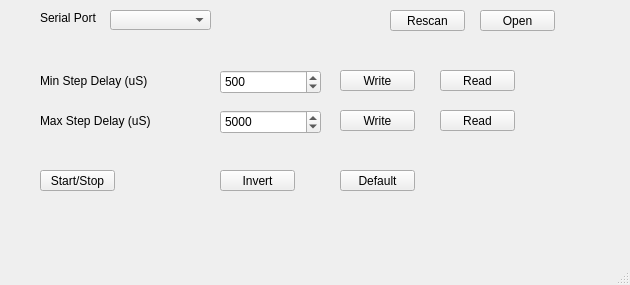
The window that Maintenance/src/MaintenanceGui.ui (alexfoglia1/StepperDriverController) describes before a commit, drawn with Qt 5.
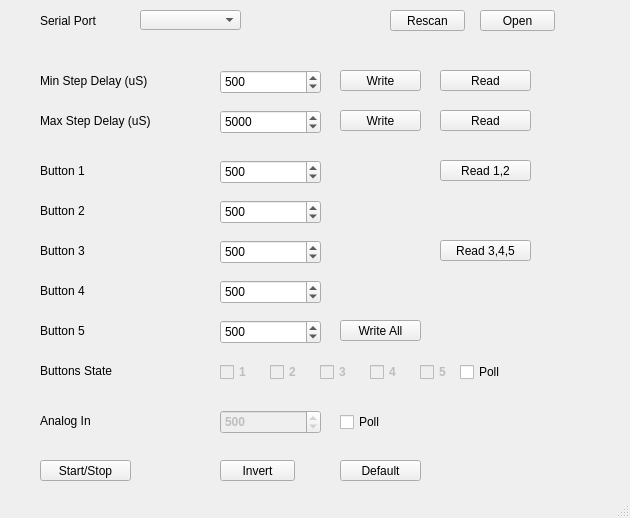
The same window after the commit.

Commit message: Vers. 1.1-b : enhanced maintenance and eeprom parameters to deal with both matrix board and production board

Patch:
```diff
--- a/Maintenance/src/MaintenanceGui.ui
+++ b/Maintenance/src/MaintenanceGui.ui
@@ -10,7 +10,7 @@
     <x>0</x>
     <y>0</y>
     <width>630</width>
-    <height>285</height>
+    <height>518</height>
    </rect>
   </property>
   <property name="windowTitle">
@@ -33,7 +33,7 @@
    <widget class="QComboBox" name="comboSelPort">
     <property name="geometry">
      <rect>
-      <x>110</x>
+      <x>140</x>
       <y>10</y>
       <width>101</width>
       <height>20</height>
@@ -45,8 +45,8 @@
      <rect>
       <x>40</x>
       <y>10</y>
-      <width>61</width>
-      <height>16</height>
+      <width>81</width>
+      <height>21</height>
      </rect>
     </property>
     <property name="text">
@@ -90,7 +90,7 @@
      <rect>
       <x>40</x>
       <y>70</y>
-      <width>121</width>
+      <width>141</width>
       <height>21</height>
      </rect>
     </property>
@@ -122,7 +122,7 @@
      <rect>
       <x>40</x>
       <y>110</y>
-      <width>121</width>
+      <width>141</width>
       <height>21</height>
      </rect>
     </property>
@@ -135,7 +135,7 @@
      <rect>
       <x>340</x>
       <y>70</y>
-      <width>75</width>
+      <width>81</width>
       <height>21</height>
      </rect>
     </property>
@@ -148,7 +148,7 @@
      <rect>
       <x>440</x>
       <y>70</y>
-      <width>75</width>
+      <width>91</width>
       <height>21</height>
      </rect>
     </property>
@@ -161,7 +161,7 @@
      <rect>
       <x>340</x>
       <y>110</y>
-      <width>75</width>
+      <width>81</width>
       <height>21</height>
      </rect>
     </property>
@@ -174,7 +174,7 @@
      <rect>
       <x>440</x>
       <y>110</y>
-      <width>75</width>
+      <width>91</width>
       <height>21</height>
      </rect>
     </property>
@@ -186,8 +186,8 @@
     <property name="geometry">
      <rect>
       <x>40</x>
-      <y>170</y>
-      <width>75</width>
+      <y>460</y>
+      <width>91</width>
       <height>21</height>
      </rect>
     </property>
@@ -199,7 +199,7 @@
     <property name="geometry">
      <rect>
       <x>220</x>
-      <y>170</y>
+      <y>460</y>
       <width>75</width>
       <height>21</height>
      </rect>
@@ -212,8 +212,8 @@
     <property name="geometry">
      <rect>
       <x>340</x>
-      <y>170</y>
-      <width>75</width>
+      <y>460</y>
+      <width>81</width>
       <height>21</height>
      </rect>
     </property>
@@ -221,6 +221,389 @@
      <string>Default</string>
     </property>
    </widget>
+   <widget class="QLabel" name="label_4">
+    <property name="geometry">
+     <rect>
+      <x>40</x>
+      <y>160</y>
+      <width>141</width>
+      <height>21</height>
+     </rect>
+    </property>
+    <property name="text">
+     <string>Button 1</string>
+    </property>
+   </widget>
+   <widget class="QSpinBox" name="spinButton1">
+    <property name="geometry">
+     <rect>
+      <x>220</x>
+      <y>160</y>
+      <width>101</width>
+      <height>24</height>
+     </rect>
+    </property>
+    <property name="minimum">
+     <number>1</number>
+    </property>
+    <property name="maximum">
+     <number>1023</number>
+    </property>
+    <property name="value">
+     <number>500</number>
+    </property>
+   </widget>
+   <widget class="QLabel" name="label_5">
+    <property name="geometry">
+     <rect>
+      <x>40</x>
+      <y>200</y>
+      <width>141</width>
+      <height>21</height>
+     </rect>
+    </property>
+    <property name="text">
+     <string>Button 2</string>
+    </property>
+   </widget>
+   <widget class="QSpinBox" name="spinButton2">
+    <property name="geometry">
+     <rect>
+      <x>220</x>
+      <y>200</y>
+      <width>101</width>
+      <height>24</height>
+     </rect>
+    </property>
+    <property name="minimum">
+     <number>1</number>
+    </property>
+    <property name="maximum">
+     <number>1023</number>
+    </property>
+    <property name="value">
+     <number>500</number>
+    </property>
+   </widget>
+   <widget class="QLabel" name="label_6">
+    <property name="geometry">
+     <rect>
+      <x>40</x>
+      <y>240</y>
+      <width>141</width>
+      <height>21</height>
+     </rect>
+    </property>
+    <property name="text">
+     <string>Button 3</string>
+    </property>
+   </widget>
+   <widget class="QSpinBox" name="spinButton3">
+    <property name="geometry">
+     <rect>
+      <x>220</x>
+      <y>240</y>
+      <width>101</width>
+      <height>24</height>
+     </rect>
+    </property>
+    <property name="minimum">
+     <number>1</number>
+    </property>
+    <property name="maximum">
+     <number>1023</number>
+    </property>
+    <property name="value">
+     <number>500</number>
+    </property>
+   </widget>
+   <widget class="QSpinBox" name="spinButton4">
+    <property name="geometry">
+     <rect>
+      <x>220</x>
+      <y>280</y>
+      <width>101</width>
+      <height>24</height>
+     </rect>
+    </property>
+    <property name="minimum">
+     <number>1</number>
+    </property>
+    <property name="maximum">
+     <number>1023</number>
+    </property>
+    <property name="value">
+     <number>500</number>
+    </property>
+   </widget>
+   <widget class="QLabel" name="label_7">
+    <property name="geometry">
+     <rect>
+      <x>40</x>
+      <y>280</y>
+      <width>141</width>
+      <height>21</height>
+     </rect>
+    </property>
+    <property name="text">
+     <string>Button 4</string>
+    </property>
+   </widget>
+   <widget class="QPushButton" name="btnReadButton1">
+    <property name="geometry">
+     <rect>
+      <x>440</x>
+      <y>160</y>
+      <width>91</width>
+      <height>21</height>
+     </rect>
+    </property>
+    <property name="text">
+     <string>Read 1,2</string>
+    </property>
+   </widget>
+   <widget class="QPushButton" name="btnReadButton3">
+    <property name="geometry">
+     <rect>
+      <x>440</x>
+      <y>240</y>
+      <width>91</width>
+      <height>21</height>
+     </rect>
+    </property>
+    <property name="text">
+     <string>Read 3,4,5</string>
+    </property>
+   </widget>
+   <widget class="QCheckBox" name="checkButton1">
+    <property name="enabled">
+     <bool>false</bool>
+    </property>
+    <property name="geometry">
+     <rect>
+      <x>220</x>
+      <y>360</y>
+      <width>41</width>
+      <height>24</height>
+     </rect>
+    </property>
+    <property name="font">
+     <font>
+      <bold>true</bold>
+     </font>
+    </property>
+    <property name="text">
+     <string>1</string>
+    </property>
+   </widget>
+   <widget class="QCheckBox" name="checkButton2">
+    <property name="enabled">
+     <bool>false</bool>
+    </property>
+    <property name="geometry">
+     <rect>
+      <x>270</x>
+      <y>360</y>
+      <width>41</width>
+      <height>24</height>
+     </rect>
+    </property>
+    <property name="font">
+     <font>
+      <bold>true</bold>
+     </font>
+    </property>
+    <property name="text">
+     <string>2</string>
+    </property>
+   </widget>
+   <widget class="QCheckBox" name="checkButton4">
+    <property name="enabled">
+     <bool>false</bool>
+    </property>
+    <property name="geometry">
+     <rect>
+      <x>370</x>
+      <y>360</y>
+      <width>41</width>
+      <height>24</height>
+     </rect>
+    </property>
+    <property name="font">
+     <font>
+      <bold>true</bold>
+     </font>
+    </property>
+    <property name="text">
+     <string>4</string>
+    </property>
+   </widget>
+   <widget class="QCheckBox" name="checkButton3">
+    <property name="enabled">
+     <bool>false</bool>
+    </property>
+    <property name="geometry">
+     <rect>
+      <x>320</x>
+      <y>360</y>
+      <width>41</width>
+      <height>24</height>
+     </rect>
+    </property>
+    <property name="font">
+     <font>
+      <bold>true</bold>
+     </font>
+    </property>
+    <property name="text">
+     <string>3</string>
+    </property>
+   </widget>
+   <widget class="QLabel" name="label_8">
+    <property name="geometry">
+     <rect>
+      <x>40</x>
+      <y>360</y>
+      <width>141</width>
+      <height>21</height>
+     </rect>
+    </property>
+    <property name="text">
+     <string>Buttons State</string>
+    </property>
+   </widget>
+   <widget class="QLabel" name="label_9">
+    <property name="geometry">
+     <rect>
+      <x>40</x>
+      <y>410</y>
+      <width>141</width>
+      <height>21</height>
+     </rect>
+    </property>
+    <property name="text">
+     <string>Analog In</string>
+    </property>
+   </widget>
+   <widget class="QSpinBox" name="spinAnalogIn">
+    <property name="enabled">
+     <bool>false</bool>
+    </property>
+    <property name="geometry">
+     <rect>
+      <x>220</x>
+      <y>410</y>
+      <width>101</width>
+      <height>24</height>
+     </rect>
+    </property>
+    <property name="font">
+     <font>
+      <bold>true</bold>
+     </font>
+    </property>
+    <property name="minimum">
+     <number>0</number>
+    </property>
+    <property name="maximum">
+     <number>1023</number>
+    </property>
+    <property name="value">
+     <number>500</number>
+    </property>
+   </widget>
+   <widget class="QLabel" name="label_10">
+    <property name="geometry">
+     <rect>
+      <x>40</x>
+      <y>320</y>
+      <width>141</width>
+      <height>21</height>
+     </rect>
+    </property>
+    <property name="text">
+     <string>Button 5</string>
+    </property>
+   </widget>
+   <widget class="QPushButton" name="btnWriteButtons">
+    <property name="geometry">
+     <rect>
+      <x>340</x>
+      <y>320</y>
+      <width>81</width>
+      <height>21</height>
+     </rect>
+    </property>
+    <property name="text">
+     <string>Write All</string>
+    </property>
+   </widget>
+   <widget class="QSpinBox" name="spinButton5">
+    <property name="geometry">
+     <rect>
+      <x>220</x>
+      <y>320</y>
+      <width>101</width>
+      <height>24</height>
+     </rect>
+    </property>
+    <property name="minimum">
+     <number>1</number>
+    </property>
+    <property name="maximum">
+     <number>1023</number>
+    </property>
+    <property name="value">
+     <number>500</number>
+    </property>
+   </widget>
+   <widget class="QCheckBox" name="checkButton5">
+    <property name="enabled">
+     <bool>false</bool>
+    </property>
+    <property name="geometry">
+     <rect>
+      <x>420</x>
+      <y>360</y>
+      <width>41</width>
+      <height>24</height>
+     </rect>
+    </property>
+    <property name="font">
+     <font>
+      <bold>true</bold>
+     </font>
+    </property>
+    <property name="text">
+     <string>5</string>
+    </property>
+   </widget>
+   <widget class="QCheckBox" name="checkPollButtons">
+    <property name="geometry">
+     <rect>
+      <x>460</x>
+      <y>360</y>
+      <width>92</width>
+      <height>24</height>
+     </rect>
+    </property>
+    <property name="text">
+     <string>Poll</string>
+    </property>
+   </widget>
+   <widget class="QCheckBox" name="checkPollAnalog">
+    <property name="geometry">
+     <rect>
+      <x>340</x>
+      <y>410</y>
+      <width>92</width>
+      <height>24</height>
+     </rect>
+    </property>
+    <property name="text">
+     <string>Poll</string>
+    </property>
+   </widget>
   </widget>
   <widget class="QStatusBar" name="statusbar"/>
   <action name="actionClear_logs">
```
The commit also changes 7 other files.
